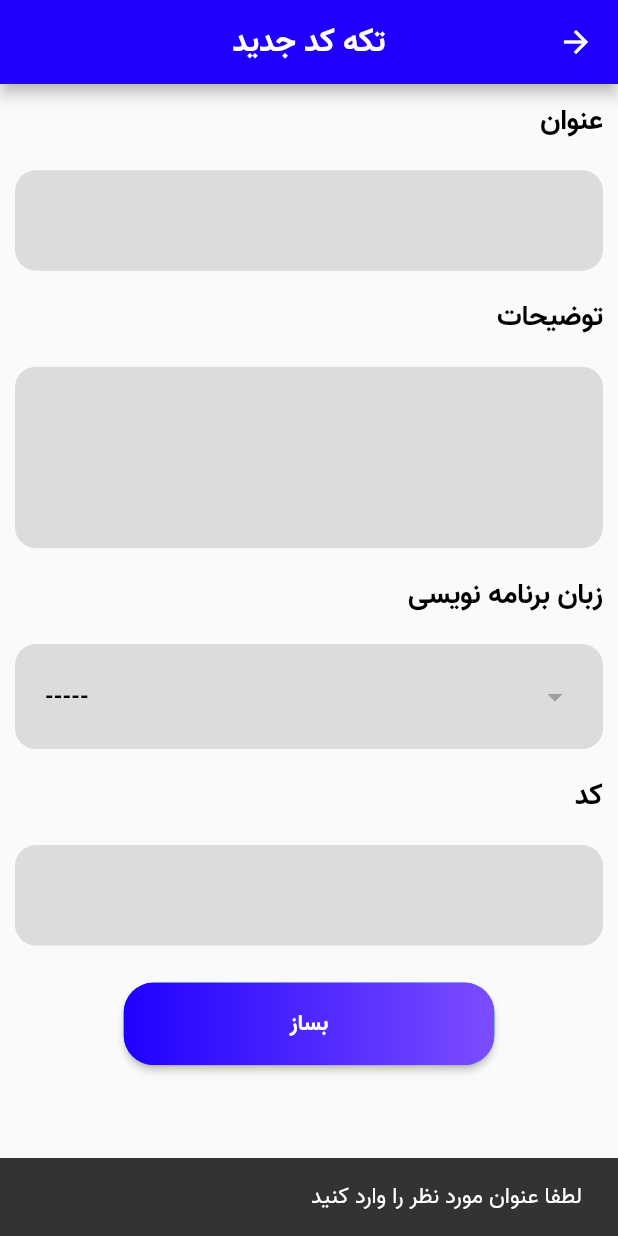
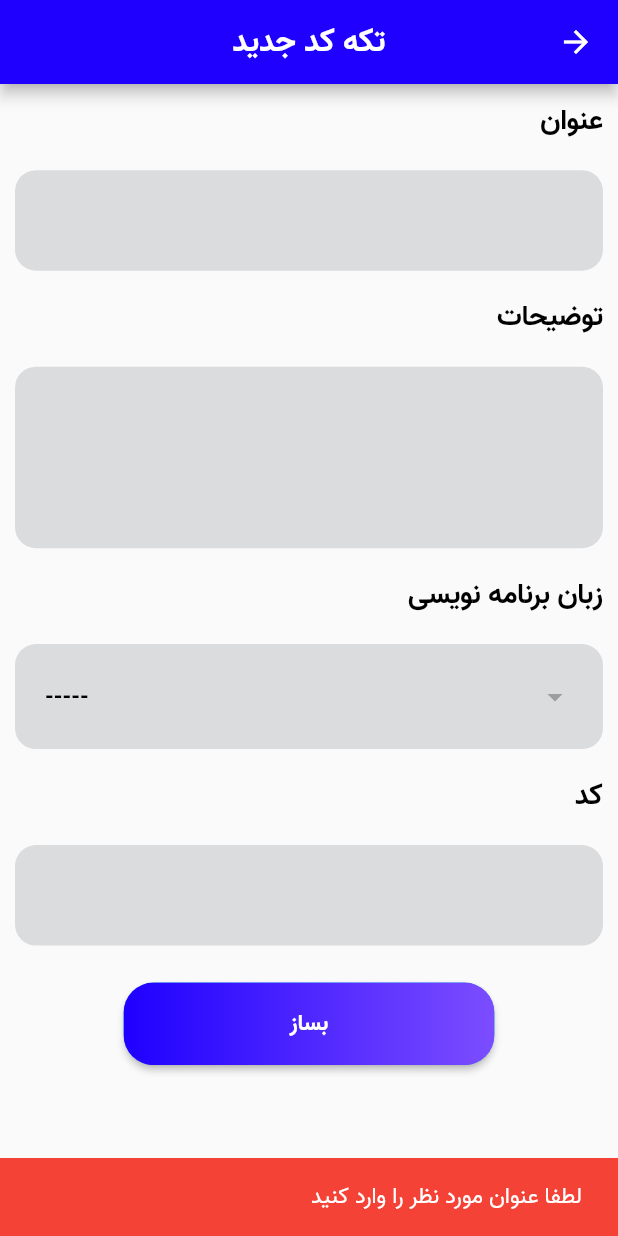
Before and after one commit to codehub-ir/codehub-mobile, a Flutter app: the NewSnippetScreen screen opened directly, after a tap on "بساز", on a phone screen of 412 x 824 dp. Run offline on Flutter 3.47's test engine with Material 2 defaults, Android fonts, the phone set to English and light mode, and no system bars; our stand-ins replace bloc, equatable, flutter_bloc, introduction_screen.

Commit message:
add snippet logic completed

```diff
--- a/lib/constant/app_strings/app_strings.dart
+++ b/lib/constant/app_strings/app_strings.dart
@@ -20,11 +20,14 @@ const snippetNameTitle = "عنوان";
 const snippetDescriptionTitle = "توضیحات";
 const snippetCodeTitle = "کد";
 const snippetLangTitle = "زبان برنامه نویسی";
+const snippetAddedSuccessTitle = "تکه کد با موفقیت اضافه شد";
 
 const titleSnippetError = "لطفا عنوان مورد نظر را وارد کنید";
 const descriptionSnippetError = "لطفا توضیحات مورد نظر را وارد کنید";
 const languageSnippetError = "لطفا زبان مورد نظر را وارد کنید";
 const bodySnippetError = "لطفا کد مورد نظر را وارد کنید";
+
+const eventPageTitle = "جدید ترین رویداد ها";
 
 const newTagTitle = "برچسب جدید";
 const developmentTitle = "توسعه";
--- a/lib/screens/new_snippet/bloc/new_snippet_bloc.dart
+++ b/lib/screens/new_snippet/bloc/new_snippet_bloc.dart
@@ -6,6 +6,7 @@ import 'package:codehub/constant/app_strings/app_strings.dart';
 import 'package:codehub/screens/new_snippet/model/snippet_lang_model.dart';
 import 'package:codehub/screens/new_snippet/model/snippet_model.dart';
 import 'package:codehub/services/api_base_helper/api_base_helper.dart';
+import 'package:codehub/utils/custom_debugger/custom_debugger.dart';
 import 'package:equatable/equatable.dart';
 
 part 'new_snippet_event.dart';
@@ -57,10 +58,13 @@ class NewSnippetBloc extends Bloc<NewSnippetEvent, NewSnippetState> {
             "lang": event.snippet.language,
           });
 
+          print(data);
+
           emit(SubmitSnippetSuccess());
         }
       } catch (e, s) {
         emit(SubmitSnippetFailed(e.toString()));
+        CustomDebugger.errorDebugger(e, s);
       }
     });
   }
--- a/lib/screens/new_snippet/ui/new_snippet_screen.dart
+++ b/lib/screens/new_snippet/ui/new_snippet_screen.dart
@@ -6,6 +6,7 @@ import 'package:codehub/global_widgets/custom_indicator/custom_indicators.dart';
 import 'package:codehub/screens/new_snippet/bloc/new_snippet_bloc.dart';
 import 'package:codehub/screens/new_snippet/model/snippet_lang_model.dart';
 import 'package:codehub/screens/new_snippet/model/snippet_model.dart';
+import 'package:codehub/utils/custom_snack_bar/custom_snack_bar.dart';
 import 'package:codehub/utils/size_config/size_config.dart';
 import 'package:flutter/material.dart';
 import 'package:flutter_bloc/flutter_bloc.dart';
@@ -58,14 +59,10 @@ class _NewSnippetScreenState extends State<NewSnippetScreen> {
           bloc: _newSnippetBloc,
           listener: (context, state) {
             if (state is SubmitSnippetFailed) {
-              ScaffoldMessenger.of(context).showSnackBar(
-                SnackBar(
-                  content: Text(
-                    state.error,
-                    style: underlineStyle.copyWith(color: whiteColor),
-                  ),
-                ),
-              );
+              customSnackBar(context, state.error, isSuccess: false);
+            } else if (state is SubmitSnippetSuccess) {
+              customSnackBar(context, snippetAddedSuccessTitle,
+                  isSuccess: true);
             }
           },
           child: SingleChildScrollView(
```
